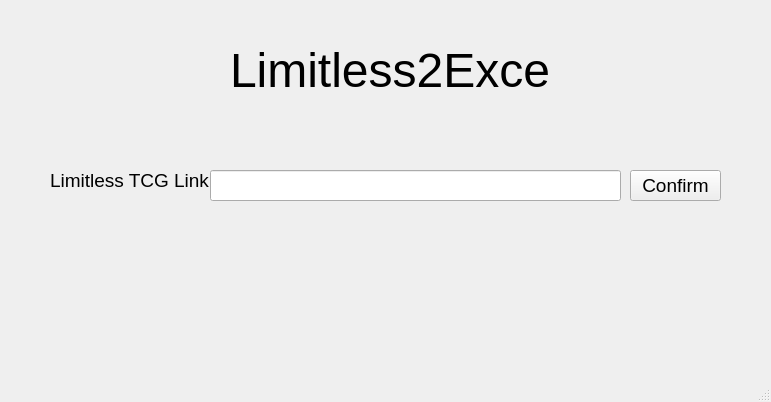
DarrenFok/Limitless2Excel, file app.ui: the form before one commit.
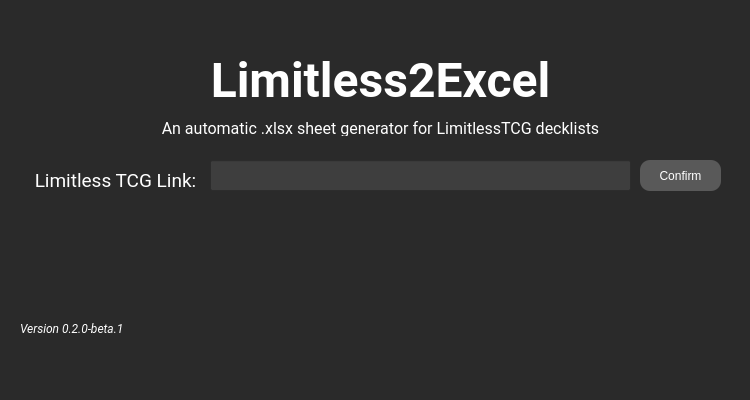
The form after the commit. The open tabs and pages were chosen to show the change.

Commit message: [#4] Initial UI re-design

The edit to the form file:
```diff
--- a/app.ui
+++ b/app.ui
@@ -6,20 +6,29 @@
    <rect>
     <x>0</x>
     <y>0</y>
-    <width>771</width>
-    <height>402</height>
+    <width>750</width>
+    <height>400</height>
    </rect>
   </property>
   <property name="windowTitle">
-   <string>MainWindow</string>
+   <string>Limitless2Excel</string>
+  </property>
+  <property name="styleSheet">
+   <string notr="true">QMainWindow {
+	background-color: #2a2a2a;
+}
+
+QWidget {
+	background-color: #2a2a2a;
+}</string>
   </property>
   <widget class="QWidget" name="centralwidget">
    <widget class="QStackedWidget" name="stackedWidget">
     <property name="geometry">
      <rect>
-      <x>0</x>
+      <x>10</x>
       <y>0</y>
-      <width>771</width>
+      <width>731</width>
       <height>341</height>
      </rect>
     </property>
@@ -30,67 +39,150 @@
      <widget class="QLabel" name="programTitle">
       <property name="geometry">
        <rect>
-        <x>230</x>
-        <y>40</y>
-        <width>321</width>
+        <x>190</x>
+        <y>50</y>
+        <width>361</width>
         <height>61</height>
        </rect>
       </property>
       <property name="font">
        <font>
+        <family>Roboto</family>
         <pointsize>36</pointsize>
+        <bold>true</bold>
        </font>
       </property>
+      <property name="styleSheet">
+       <string notr="true">QLabel {
+	color: #ffffff
+}</string>
+      </property>
       <property name="text">
        <string>Limitless2Excel</string>
       </property>
+      <property name="alignment">
+       <set>Qt::AlignmentFlag::AlignCenter</set>
+      </property>
      </widget>
      <widget class="QLabel" name="linkPrompt">
       <property name="geometry">
        <rect>
-        <x>50</x>
+        <x>20</x>
         <y>170</y>
-        <width>161</width>
+        <width>171</width>
         <height>21</height>
        </rect>
       </property>
       <property name="font">
        <font>
+        <family>Roboto</family>
         <pointsize>14</pointsize>
+        <italic>false</italic>
        </font>
       </property>
+      <property name="styleSheet">
+       <string notr="true">QLabel {
+	color: #ffffff;
+}</string>
+      </property>
       <property name="text">
        <string>Limitless TCG Link:</string>
       </property>
+      <property name="alignment">
+       <set>Qt::AlignmentFlag::AlignCenter</set>
+      </property>
      </widget>
      <widget class="QLineEdit" name="linkField">
       <property name="geometry">
        <rect>
-        <x>210</x>
-        <y>170</y>
-        <width>411</width>
+        <x>200</x>
+        <y>160</y>
+        <width>421</width>
         <height>31</height>
        </rect>
       </property>
+      <property name="styleSheet">
+       <string notr="true">QLineEdit{
+	background-color: rgb(62, 62, 62);
+}</string>
+      </property>
      </widget>
      <widget class="QPushButton" name="confirmButton">
       <property name="geometry">
        <rect>
         <x>630</x>
-        <y>170</y>
-        <width>91</width>
+        <y>160</y>
+        <width>81</width>
         <height>31</height>
        </rect>
       </property>
       <property name="font">
        <font>
-        <pointsize>14</pointsize>
+        <pointsize>9</pointsize>
        </font>
       </property>
+      <property name="styleSheet">
+       <string notr="true">QPushButton {
+	background-color: rgb(89, 89, 89);
+	color: #ffffff;
+	border-radius: 10px;
+}</string>
+      </property>
       <property name="text">
        <string>Confirm</string>
       </property>
      </widget>
+     <widget class="QLabel" name="subtitle">
+      <property name="geometry">
+       <rect>
+        <x>150</x>
+        <y>120</y>
+        <width>441</width>
+        <height>16</height>
+       </rect>
+      </property>
+      <property name="font">
+       <font>
+        <family>Roboto</family>
+        <pointsize>12</pointsize>
+       </font>
+      </property>
+      <property name="styleSheet">
+       <string notr="true">QLabel {
+	color: #ffffff
+}</string>
+      </property>
+      <property name="text">
+       <string>An automatic .xlsx sheet generator for LimitlessTCG decklists</string>
+      </property>
+      <property name="alignment">
+       <set>Qt::AlignmentFlag::AlignCenter</set>
+      </property>
+     </widget>
+     <widget class="QLabel" name="versionNumber">
+      <property name="geometry">
+       <rect>
+        <x>10</x>
+        <y>320</y>
+        <width>111</width>
+        <height>16</height>
+       </rect>
+      </property>
+      <property name="font">
+       <font>
+        <family>Roboto</family>
+        <italic>true</italic>
+       </font>
+      </property>
+      <property name="styleSheet">
+       <string notr="true">QLabel{
+	color: #ffffff
+}</string>
+      </property>
+      <property name="text">
+       <string>Version 0.2.0-beta.1</string>
+      </property>
+     </widget>
     </widget>
     <widget class="QWidget" name="directorySelectPage">
      <widget class="QLabel" name="currentLinkTitle">
```
Left out of the diff: 145 changed lines with no effect on the pictures. The commit also changes 2 other files.
